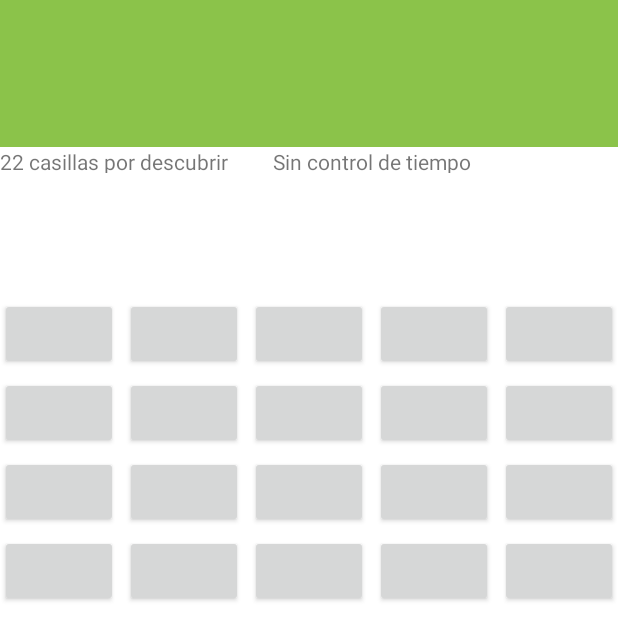
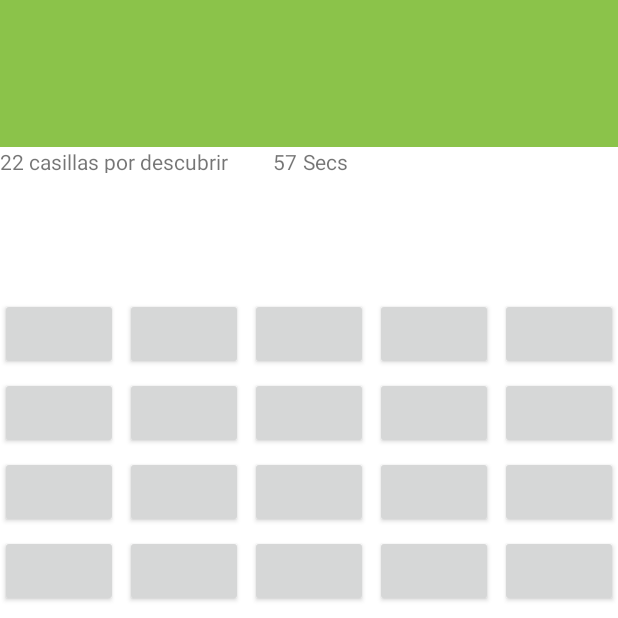
Before and after one commit to Srjuve/BuscaminasAppMobil, an Android app: the GameActivity screen opened directly, with no data from a screen before it, on a phone screen of 412 x 824 dp, the top half of it. Run offline under Robolectric (Android 15) with nearby library versions, the phone set to English and light mode, and no system bars; 1 statement that could not run was skipped.

Commit message:
Added multiple functions like, not checking time, send results on mail

```diff
--- a/app/src/main/AndroidManifest.xml
+++ b/app/src/main/AndroidManifest.xml
@@ -19,6 +19,7 @@
         <activity android:name=".HelpActivity"/>
         <activity android:name=".GameConfigActivity"/>
         <activity android:name=".GameActivity"/>
+        <activity android:name=".EndInfoActivity"/>
     </application>
 
 </manifest>
--- a/app/src/main/java/com/example/buscaminas/CustomButtonAdapter.java
+++ b/app/src/main/java/com/example/buscaminas/CustomButtonAdapter.java
@@ -1,5 +1,6 @@
 package com.example.buscaminas;
 
+import android.app.Activity;
 import android.content.Context;
 import android.view.LayoutInflater;
 import android.view.View;
@@ -12,12 +13,17 @@ import java.util.List;
 
 public class CustomButtonAdapter extends BaseAdapter {
     Context context;
-    //List<TextView> buttons;
     List<Button> buttons;
     LayoutInflater inflater;
-    public CustomButtonAdapter(Context applicationContext, List<Button> buttons){
+    MineSearchGame gameInstance;
+    Object timer;
+    int maxTime;
+    public CustomButtonAdapter(Context applicationContext, List<Button> buttons,MineSearchGame gameInstance,Object timer, int maxTime){
         this.context=applicationContext;
         this.buttons=buttons;
+        this.gameInstance=gameInstance;
+        this.timer=timer;
+        this.maxTime=maxTime;
         inflater=(LayoutInflater.from(applicationContext));
     }
 
@@ -39,6 +45,8 @@ public class CustomButtonAdapter extends BaseAdapter {
 
     @Override
     public View getView(int i, View view, ViewGroup viewGroup){
+        Button actualButton = buttons.get(i);
+        actualButton.setOnClickListener(new GridCellOnClickListener((Activity)this.context,this.gameInstance,this,this.timer,i,this.maxTime));
         return buttons.get(i);
     }
 }
--- a/app/src/main/java/com/example/buscaminas/GameActivity.java
+++ b/app/src/main/java/com/example/buscaminas/GameActivity.java
@@ -6,31 +6,34 @@ import android.os.Bundle;
 import android.os.CountDownTimer;
 import android.view.Gravity;
 import android.view.View;
-import android.widget.AdapterView;
-import android.widget.ArrayAdapter;
-import android.widget.BaseAdapter;
 import android.widget.Button;
 import android.widget.GridView;
-import android.widget.SimpleAdapter;
 import android.widget.TextView;
 import android.widget.Toast;
 
-import org.w3c.dom.Text;
+import java.text.SimpleDateFormat;
+import java.util.ArrayList;
+import java.util.Calendar;
+import java.util.List;
+import java.util.Timer;
+import java.util.TimerTask;
 
-import java.io.Serializable;
-import java.util.ArrayList;
-import java.util.List;
-
-public class GameActivity extends Activity implements View.OnClickListener{
+public class GameActivity extends Activity {
     MineSearchGame gameInstance;
     int numColums;
     //List<TextView> entries;
     boolean checkTime;
+    String alias;
+    int minePercentage;
     List<Button> entries;
     GridView gridv;
     CustomButtonAdapter gridAdapter;
     CountDownTimer timer;
+    Timer timerFalse;
     int time_counter;
+    int maxTime;
+    int num_mines;
+
     @Override
     protected void onCreate(Bundle savedInstanceState){
         super.onCreate(savedInstanceState);
@@ -38,14 +41,17 @@ public class GameActivity extends Activity implements View.OnClickListener{
         if(savedInstanceState==null) {
             Intent data = getIntent();
             this.numColums = data.getIntExtra("gridsize", 5);
+            this.minePercentage = data.getIntExtra("minePercentage",15);
+            this.checkTime = data.getBooleanExtra("timeControl",false);
+            this.alias = data.getStringExtra("alias");
+            this.num_mines = this.numColums*this.numColums*this.minePercentage/100;
             this.gameInstance = createGameInstance(data);
-            this.checkTime=data.getBooleanExtra("timeControl",false);
-            this.time_counter=30;
+            this.time_counter=60;
+            this.maxTime=this.time_counter;
             if(this.checkTime){
                 createCountDownTimer();
             }else{
-                TextView time_view = (TextView)findViewById(R.id.time_text);
-                time_view.setText("Sin control de tiempo");
+                createSimpleTimer();
             }
             TextView undiscovered_view = (TextView)findViewById(R.id.undiscovered_text);
             undiscovered_view.setText(String.valueOf(this.gameInstance.getUndiscoveredCount())+" casillas por descubrir");
@@ -55,17 +61,43 @@ public class GameActivity extends Activity implements View.OnClickListener{
 
     }
 
+    private void createSimpleTimer(){
+        this.timerFalse =new Timer();
+        TextView time_value = findViewById(R.id.time_text);
+        time_value.setText(String.valueOf(this.time_counter));
+        this.timerFalse.scheduleAtFixedRate(new TimerTask() {
+            @Override
+            public void run() {
+                TextView time_value = findViewById(R.id.time_text);
+                int value= Integer.parseInt(time_value.getText().toString());
+                value-=1;
+                time_value.setText(String.valueOf(value));
+            }
+        },0,1000);
+    }
+
     private void createCountDownTimer(){
-        timer=new CountDownTimer(this.time_counter*1000,1000) {
+        MineSearchGame game = this.gameInstance;
+        String minePercentage = String.valueOf(this.minePercentage)+"%";
+        int max_time = this.time_counter;
+        String num_mines = String.valueOf(this.num_mines);
+        this.timer=new CountDownTimer(this.time_counter*1000,1000) {
             @Override
             public void onTick(long millisUntilFinished) {
                 TextView time_view = (TextView)findViewById(R.id.time_text);
-                time_view.setText(String.valueOf(time_counter)+" Secs");
+                time_view.setText(String.valueOf(time_counter));
                 time_counter-=1;
             }
 
             @Override
             public void onFinish() {
+                String alias = gameInstance.getUserAlias();
+                String timeTaken = String.valueOf(max_time-time_counter);
+                Intent data = new Intent(getBaseContext(),EndInfoActivity.class);
+                String undiscovered = String.valueOf(gameInstance.getUndiscoveredCount());
+                setDayHourData(data);
+                data.putExtra("LogData","Alias: "+alias+" Casillas: "+ minePercentage +" Minas: "+ num_mines +" Tiempo Total: "+ timeTaken+ " Has agotado el tiempo!! Te han quedado "+ undiscovered +" casillas por descubrir" );
+                startActivity(data);
                 finish();
             }
         }.start();
@@ -74,12 +106,16 @@ public class GameActivity extends Activity implements View.OnClickListener{
     private void startGridView(){
         this.gridv = findViewById(R.id.game_grid);
         this.gridv.setNumColumns(this.numColums);
-        this.gridAdapter = new CustomButtonAdapter(this, this.entries);
+        if(this.checkTime) {
+            this.gridAdapter = new CustomButtonAdapter(this, this.entries, this.gameInstance, this.timer, this.maxTime);
+        }else{
+            this.gridAdapter = new CustomButtonAdapter(this, this.entries, this.gameInstance, this.timerFalse, this.maxTime);
+        }
         this.gridv.setAdapter(gridAdapter);
     }
 
     private MineSearchGame createGameInstance(Intent data){
-        MineSearchGame searchGame = new MineSearchGame(data.getIntExtra("gridsize",5),data.getStringExtra("alias"),data.getIntExtra("minePercentage",15));
+        MineSearchGame searchGame = new MineSearchGame(this.numColums,this.alias,this.minePercentage);
         return searchGame;
     }
 
@@ -87,7 +123,8 @@ public class GameActivity extends Activity implements View.OnClickListener{
     public void onSaveInstanceState(Bundle savedInstanceState){
         super.onSaveInstanceState(savedInstanceState);
         savedInstanceState.putSerializable("SavedGameState",this.gameInstance);
-        savedInstanceState.putInt("time_counter",this.time_counter);
+        TextView time = findViewById(R.id.time_text);
+        savedInstanceState.putInt("time_counter",Integer.parseInt(time.getText().toString()));
         savedInstanceState.putBoolean("check_time",this.checkTime);
     }
 
@@ -96,7 +133,6 @@ public class GameActivity extends Activity implements View.OnClickListener{
         for(int i=0;i<this.numColums;i+=1){
             for(int j=0;j<this.numColums;j+=1){
                 Button newButton = new Button(this);
-                newButton.setTag(new Integer(i*this.numColums+j));
                 if(!this.gameInstance.isDiscovered(i,j)){
                     newButton.setBackgroundResource(R.drawable.rectangle);
                 }else{
@@ -104,7 +140,6 @@ public class GameActivity extends Activity implements View.OnClickListener{
                     newButton.setGravity(Gravity.CENTER);
                     newButton.setText(String.valueOf(this.gameInstance.getValue(i,j)));
                 }
-                newButton.setOnClickListener(this);
                 entries.add(newButton);
             }
         }
@@ -118,6 +153,8 @@ public class GameActivity extends Activity implements View.OnClickListener{
         this.time_counter=savedInstanceState.getInt("time_counter");
         if(this.checkTime){
             createCountDownTimer();
+        }else{
+            createSimpleTimer();
         }
         TextView undiscovered_view = (TextView)findViewById(R.id.undiscovered_text);
         undiscovered_view.setText(String.valueOf(this.gameInstance.getUndiscoveredCount())+" casillas por descubrir");
@@ -125,25 +162,9 @@ public class GameActivity extends Activity implements View.OnClickListener{
         startGridView();
     }
 
-    @Override
-    public void onClick(View v) {
-        int x=(Integer)v.getTag()/numColums;
-        int y=(Integer)v.getTag()%numColums;
-        Toast.makeText(this,String.valueOf(x) + ":" + String.valueOf(y),Toast.LENGTH_LONG).show();
-        int result=this.gameInstance.discoverPosition(x,y);
-        if(result!=-1 && result!=-2){
-            Button clickedButton=(Button)v;
-            clickedButton.setGravity(Gravity.CENTER);
-            clickedButton.setText(String.valueOf(result));
-            clickedButton.setBackgroundResource(R.drawable.rectangleshowed);
-            TextView undiscovered_view = (TextView)findViewById(R.id.undiscovered_text);
-            undiscovered_view.setText(String.valueOf(this.gameInstance.getUndiscoveredCount())+" casillas por descubrir");
-            this.gridAdapter.notifyDataSetChanged();
-            if(this.gameInstance.checkVictory()){
-                finish();
-            }
-        }else if(result==-1){
-            finish();
-        }
+    private void setDayHourData(Intent data){
+        Calendar calendar = Calendar.getInstance();
+        SimpleDateFormat dateFormat = new SimpleDateFormat("MM-dd-yyyy HH:mm:ss");
+        data.putExtra("DayHourData",dateFormat.format(calendar.getTime()));
     }
 }
--- a/app/src/main/java/com/example/buscaminas/GameConfigActivity.java
+++ b/app/src/main/java/com/example/buscaminas/GameConfigActivity.java
@@ -36,6 +36,7 @@ public class GameConfigActivity extends Activity implements View.OnClickListener
             Toast.makeText(this,R.string.invalid_parameters_added, Toast.LENGTH_LONG).show();
         }else {
             Intent in = new Intent(this, GameActivity.class);
+            in.putExtra("alias",newAlias);
             in.putExtra("gridsize",getGridSize(gridsizeChecked));
             in.putExtra("minePercentage",getPercentage(minePercentageChecked));
             if(timeControl.isChecked())
--- /dev/null
+++ b/app/src/main/java/com/example/buscaminas/GridCellOnClickListener.java
@@ -0,0 +1,99 @@
+package com.example.buscaminas;
+
+import android.app.Activity;
+import android.content.Context;
+import android.content.Intent;
+import android.os.CountDownTimer;
+import android.view.Gravity;
+import android.view.View;
+import android.widget.Button;
+import android.widget.GridView;
+import android.widget.TextView;
+import android.widget.Toast;
+
+import java.text.SimpleDateFormat;
+import java.util.Calendar;
+import java.util.List;
+import java.util.Timer;
+
+public class GridCellOnClickListener implements View.OnClickListener{
+    Activity actualContext;
+    MineSearchGame gameInstance;
+    int numColums;
+    int minePercentage;
+    String alias;
+    CustomButtonAdapter gridAdapter;
+    CountDownTimer timer;
+    Timer timerFalse;
+    int maxTime;
+    int num_mines;
+    int position;
+
+    public GridCellOnClickListener(Activity actualContext, MineSearchGame gameInstance,CustomButtonAdapter gridAdapter, Object timer, int position, int maxTime){
+        this.actualContext=actualContext;
+        this.gameInstance=gameInstance;
+        this.alias=gameInstance.getUserAlias();
+        this.numColums=gameInstance.getGridSize();
+        this.minePercentage=gameInstance.getMinePercentage();
+        this.num_mines=gameInstance.getNumberOfMines();
+        this.maxTime=maxTime;
+        this.position=position;
+        this.gridAdapter=gridAdapter;
+        if(timer instanceof CountDownTimer){
+            this.timer=(CountDownTimer)timer;
+        }else if(timer instanceof Timer){
+            this.timerFalse = (Timer)timer;
+        }
+    }
+
+    @Override
+    public void onClick(View v) {
+        int x=(Integer)this.position/numColums;
+        int y=(Integer)this.position%numColums;
+        Toast.makeText(this.actualContext,String.valueOf(x) + ":" + String.valueOf(y),Toast.LENGTH_LONG).show();
+        int result=this.gameInstance.discoverPosition(x,y);
+        if(result!=-1 && result!=-2){
+            Button clickedButton=(Button)v;
+            clickedButton.setGravity(Gravity.CENTER);
+            clickedButton.setText(String.valueOf(result));
+            clickedButton.setBackgroundResource(R.drawable.rectangleshowed);
+            TextView undiscovered_view = (TextView)v.getRootView().findViewById(R.id.undiscovered_text);
+            undiscovered_view.setText(String.valueOf(this.gameInstance.getUndiscoveredCount())+" casillas por descubrir");
+            this.gridAdapter.notifyDataSetChanged();
+            if(this.gameInstance.checkVictory()){
+                if(this.timer!=null) {
+                    this.timer.cancel();
+                }else{
+                    this.timerFalse.cancel();
+                }
+                Intent data = new Intent(this.actualContext,EndInfoActivity.class);
+                setDayHourData(data);
+                TextView time_value_view = (TextView)v.getRootView().findViewById(R.id.time_text);
+                int time_counter = Integer.parseInt(time_value_view.getText().toString());
+                data.putExtra("LogData","Alias: "+this.alias+" Casillas: "+ String.valueOf(this.minePercentage)+"% Minas: "+ String.valueOf(this.num_mines) +" Tiempo Total: "+String.valueOf(this.maxTime -time_counter)+ " Has ganado!! Te han sobrado "+ String.valueOf(time_counter) +" Secs");
+                this.actualContext.startActivity(data);
+                this.actualContext.finish();
+            }
+        }else if(result==-1){
+            if(this.timer!=null) {
+                this.timer.cancel();
+            }else{
+                this.timerFalse.cancel();
+            }
+            Intent data = new Intent(this.actualContext,EndInfoActivity.class);
+            setDayHourData(data);
+            TextView time_value_view = (TextView)v.getRootView().findViewById(R.id.time_text);
+            int time_counter = Integer.parseInt(time_value_view.getText().toString());
+            data.putExtra("LogData","Alias: "+this.alias+" Casillas: "+ String.valueOf(this.minePercentage)+"% Minas: "+ String.valueOf(this.num_mines) +" Tiempo Total: "+String.valueOf(this.maxTime - time_counter)+ " Has perdido!! Bomba en casilla "+ String.valueOf(x)+","+String.valueOf(y)+" Te han quedado "+ this.gameInstance.getUndiscoveredCount() +" casillas por descubrir");
+            this.actualContext.startActivity(data);
+            this.actualContext.finish();
+        }
+    }
+
+    private void setDayHourData(Intent data){
+        Calendar calendar = Calendar.getInstance();
+        SimpleDateFormat dateFormat = new SimpleDateFormat("MM-dd-yyyy HH:mm:ss");
+        data.putExtra("DayHourData",dateFormat.format(calendar.getTime()));
+    }
+
+}
--- a/app/src/main/java/com/example/buscaminas/MainActivity.java
+++ b/app/src/main/java/com/example/buscaminas/MainActivity.java
@@ -34,6 +34,7 @@ public class MainActivity extends AppCompatActivity implements View.OnClickListe
             case R.id.startGameButtonID:
                 in = new Intent(this,GameConfigActivity.class);
                 startActivity(in);
+                finish();
                 break;
             case R.id.exitButtonID:
                 finish();
--- a/app/src/main/java/com/example/buscaminas/MineSearchGame.java
+++ b/app/src/main/java/com/example/buscaminas/MineSearchGame.java
@@ -6,15 +6,32 @@ import java.util.List;
 import java.util.Random;
 
 public class MineSearchGame implements Serializable {
-    int[][] layout;
-    boolean[][] discoveredLayout;
-    String userAlias;
+    private int[][] layout;
+    private boolean[][] discoveredLayout;
+    private String userAlias;
+    private int minePercentage;
+    private int gridSize;
+    private int numberOfMines;
 
     public MineSearchGame(int gridSize,String alias,int minePercentage){
         this.layout=new int[gridSize][gridSize];
         this.discoveredLayout=new boolean[gridSize][gridSize];
+        this.gridSize=gridSize;
+        this.minePercentage=minePercentage;
+        this.numberOfMines=(gridSize*gridSize*minePercentage)/100;
+        this.userAlias=alias;
         fillLayout(minePercentage);
-        this.userAlias=alias;
+    }
+
+    public int getDiscoveredCount(){
+        int count=0;
+        for(int i=0;i<this.layout.length;i+=1){
+            for(int j=0;j<this.layout[0].length;j+=1){
+                if(this.discoveredLayout[i][j])
+                    count+=1;
+            }
+        }
+        return count;
     }
 
     public int getUndiscoveredCount(){
@@ -29,14 +46,17 @@ public class MineSearchGame implements Serializable {
         }
         return count;
     }
+
     public int getGridSize(){
-        return layout.length;
+        return this.gridSize;
     }
+    public String getUserAlias(){return this.userAlias;}
+    public int getMinePercentage() {return this.minePercentage;}
+    public int getNumberOfMines() {return this.numberOfMines;}
     private void fillLayout(int minePercentage){
         //Completar :D
         int maxSize=this.layout.length*this.layout.length;
-        int numberOfMines=(maxSize*minePercentage)/100;
-        List<Integer> mines = createRandomPositions(maxSize,numberOfMines);
+        List<Integer> mines = createRandomPositions(maxSize,this.numberOfMines);
         for(int i=0;i<this.layout.length;i+=1){
             for(int j=0;j<this.layout[0].length;j+=1){
                 int position=(i*this.layout.length+j);
--- a/app/src/main/res/layout-land/activity_game.xml
+++ b/app/src/main/res/layout-land/activity_game.xml
@@ -52,8 +52,18 @@
 
         <TextView
             android:id="@+id/time_text"
-            android:layout_width="match_parent"
+            android:layout_width="20dp"
             android:layout_height="match_parent"
+            android:text="@string/start_time"
+            app:layout_constraintEnd_toEndOf="parent"
+            app:layout_constraintStart_toStartOf="parent"
+            app:layout_constraintTop_toBottomOf="@+id/linearLayout" />
+
+        <TextView
+            android:id="@+id/seconds_text"
+            android:layout_width="87dp"
+            android:layout_height="match_parent"
+            android:text="Secs"
             app:layout_constraintEnd_toEndOf="parent"
             app:layout_constraintStart_toStartOf="parent"
             app:layout_constraintTop_toBottomOf="@+id/linearLayout" />
@@ -66,6 +76,7 @@
         android:layout_width="match_parent"
         android:layout_height="56dp"
         android:orientation="horizontal"
+        android:text="@string/start_time"
         app:layout_constraintEnd_toEndOf="parent"
         app:layout_constraintStart_toStartOf="parent"
         app:layout_constraintTop_toBottomOf="@+id/LinearTitlesLayout"></LinearLayout>
--- a/app/src/main/res/layout/activity_game.xml
+++ b/app/src/main/res/layout/activity_game.xml
@@ -51,8 +51,18 @@
 
         <TextView
             android:id="@+id/time_text"
-            android:layout_width="match_parent"
+            android:layout_width="20dp"
             android:layout_height="match_parent"
+            android:text="@string/start_time"
+            app:layout_constraintEnd_toEndOf="parent"
+            app:layout_constraintStart_toStartOf="parent"
+            app:layout_constraintTop_toBottomOf="@+id/linearLayout" />
+
+        <TextView
+            android:id="@+id/seconds_text"
+            android:layout_width="87dp"
+            android:layout_height="match_parent"
+            android:text="Secs"
             app:layout_constraintEnd_toEndOf="parent"
             app:layout_constraintStart_toStartOf="parent"
             app:layout_constraintTop_toBottomOf="@+id/linearLayout" />
--- a/app/src/main/res/layout/activity_results.xml
+++ b/app/src/main/res/layout/activity_results.xml
@@ -125,7 +125,7 @@
             android:layout_width="wrap_content"
             android:layout_height="match_parent"
             android:layout_weight="1"
-            android:text="ajs5@alumnes.udl.cat" />
+            android:text="@string/dest_mail_placeholder" />
     </LinearLayout>
 
     <Button
--- a/app/src/main/res/values/strings.xml
+++ b/app/src/main/res/values/strings.xml
@@ -29,4 +29,6 @@
     <string name="mail_re_button_text">Enviar e-mail</string>
     <string name="start_new_game_result_button_text">Nueva partida</string>
     <string name="exit_result_button_text">Salir</string>
+    <string name="dest_mail_placeholder">ajs5@alumnes.udl.cat</string>
+    <string name="start_time">30</string>
 </resources>
```
Also changed, not shown: app/src/main/java/com/example/buscaminas/EndInfoActivity.java (added, +65 -0 lines).
